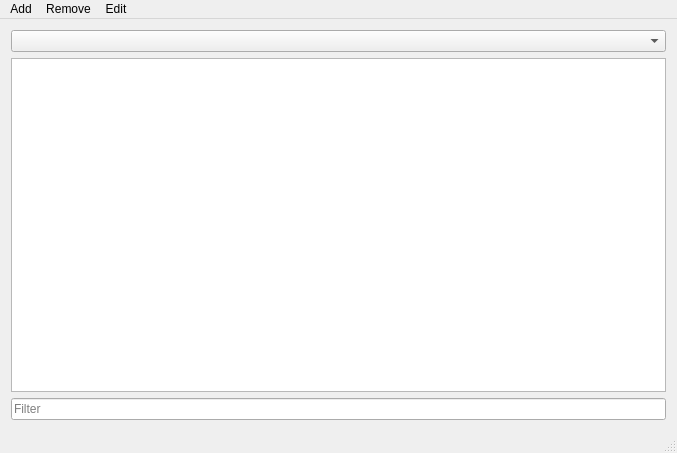
This is Skil 3/UI/mainwindow.ui in SenpaiPlz/0011Week as Qt 5 draws it before an edit. The edited form follows.
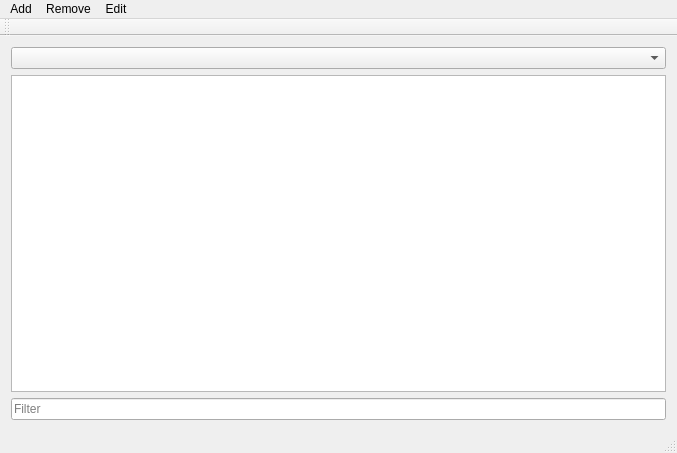
This is the edited form. Icons and pictures are not drawn.

What changed in the file:
```diff
--- a/Skil 3/UI/mainwindow.ui
+++ b/Skil 3/UI/mainwindow.ui
@@ -19,11 +19,7 @@
      <widget class="QComboBox" name="SELECT_TABLE"/>
     </item>
     <item>
-     <widget class="QTableWidget" name="MainTable">
-      <property name="alternatingRowColors">
-       <bool>true</bool>
-      </property>
-     </widget>
+     <widget class="QTableWidget" name="MainTable"/>
     </item>
     <item>
      <widget class="QLineEdit" name="Filter">
@@ -74,6 +70,14 @@
    <addaction name="menuRemove"/>
    <addaction name="menuEdit"/>
   </widget>
+  <widget class="QToolBar" name="mainToolBar">
+   <attribute name="toolBarArea">
+    <enum>TopToolBarArea</enum>
+   </attribute>
+   <attribute name="toolBarBreak">
+    <bool>false</bool>
+   </attribute>
+  </widget>
   <widget class="QStatusBar" name="statusBar"/>
   <action name="actionAdd_Computer_Scientist">
    <property name="text">
```
Left out of the diff: 25 changed lines with no effect on the pictures.
